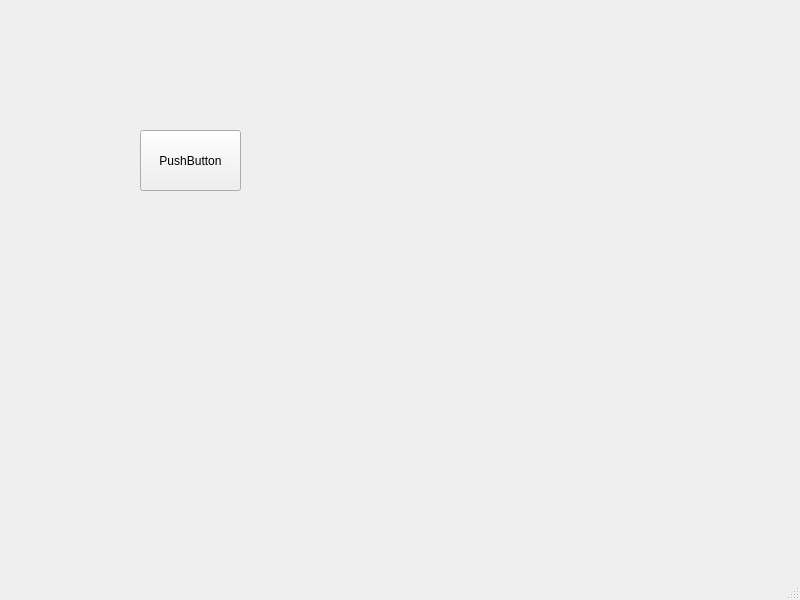
Above: New BackEnd/BackEnd/mainwindow.ui from stan12138/Filer before the change. Below: the same form after it.
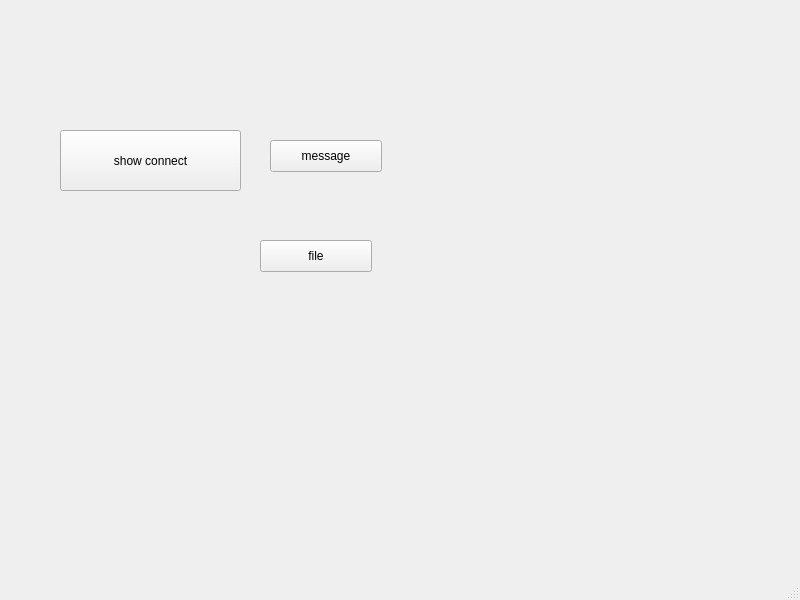
That is the form after the change.

Diff of the .ui file:
```diff
--- a/New BackEnd/BackEnd/mainwindow.ui
+++ b/New BackEnd/BackEnd/mainwindow.ui
@@ -17,14 +17,40 @@
    <widget class="QPushButton" name="Btn">
     <property name="geometry">
      <rect>
-      <x>140</x>
+      <x>60</x>
       <y>130</y>
-      <width>101</width>
+      <width>181</width>
       <height>61</height>
      </rect>
     </property>
     <property name="text">
-     <string>PushButton</string>
+     <string>show connect</string>
+    </property>
+   </widget>
+   <widget class="QPushButton" name="Btn2">
+    <property name="geometry">
+     <rect>
+      <x>270</x>
+      <y>140</y>
+      <width>112</width>
+      <height>32</height>
+     </rect>
+    </property>
+    <property name="text">
+     <string>message</string>
+    </property>
+   </widget>
+   <widget class="QPushButton" name="Btn3">
+    <property name="geometry">
+     <rect>
+      <x>260</x>
+      <y>240</y>
+      <width>112</width>
+      <height>32</height>
+     </rect>
+    </property>
+    <property name="text">
+     <string>file</string>
     </property>
    </widget>
   </widget>
```
